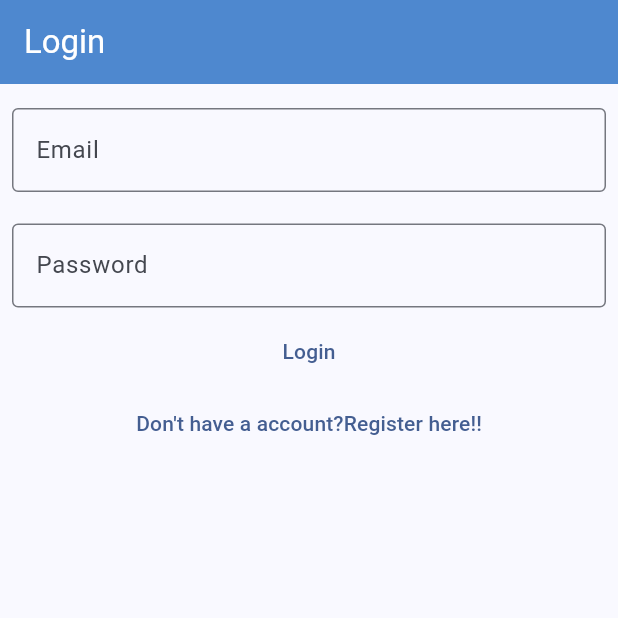
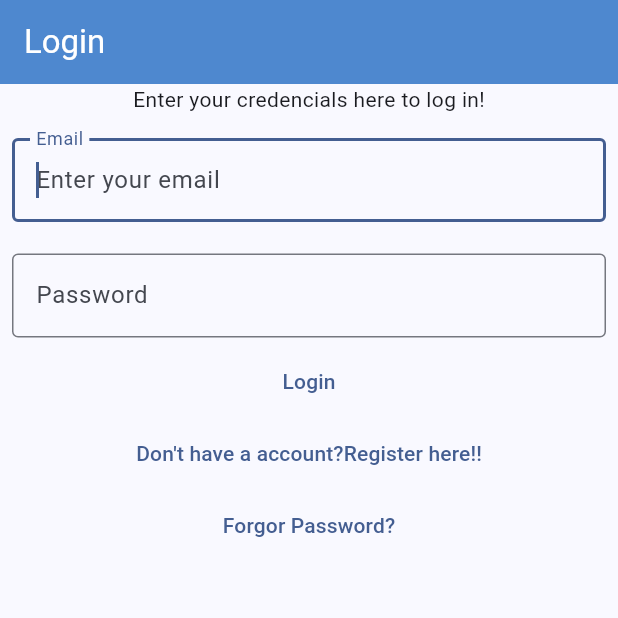
Before and after one commit to Omkar-t06/MyNotes-project, a Flutter app: the screen it shows after launch, on a phone screen of 412 x 824 dp, the top half of it. Run offline on Flutter 3.47's test engine with Material 2 defaults, Android fonts, the phone set to English and light mode, and no system bars; our stand-ins replace bloc, cloud_firestore, equatable, firebase_auth, firebase_core, flutter_bloc and 1 more; accounts and stored records are empty.

Commit message:
Refactoring and adding forgot password

```diff
--- a/lib/main.dart
+++ b/lib/main.dart
@@ -6,6 +6,7 @@ import 'package:mynotes/service/auth/bloc/auth_bloc.dart';
 import 'package:mynotes/service/auth/bloc/auth_event.dart';
 import 'package:mynotes/service/auth/bloc/auth_state.dart';
 import 'package:mynotes/service/auth/firebase_auth_provider.dart';
+import 'package:mynotes/views/forgot_password_view.dart';
 import 'package:mynotes/views/login_view.dart';
 import 'package:mynotes/views/notes/create_update_notes_view.dart';
 import 'package:mynotes/views/notes/notes_view.dart';
@@ -62,6 +63,8 @@ class HomePage extends StatelessWidget {
           return const VerifyEmailView();
         } else if (state is AuthStateLoggedOut) {
           return const LoginView();
+        } else if (state is AuthStateForgotPassword) {
+          return const ForgotPasswordView();
         } else if (state is AuthStateRegistering) {
           return const RegisterView();
         } else {
--- a/lib/service/auth/auth_provider.dart
+++ b/lib/service/auth/auth_provider.dart
@@ -13,4 +13,5 @@ abstract class AuthProvider {
   });
   Future<void> logout();
   Future<void> sendVerificationEmail();
+  Future<void> sendPasswordReset({required String toEmail});
 }
--- a/lib/service/auth/auth_service.dart
+++ b/lib/service/auth/auth_service.dart
@@ -38,4 +38,8 @@ class AuthService implements AuthProvider {
 
   @override
   Future<void> initialize() => provider.initialize();
+
+  @override
+  Future<void> sendPasswordReset({required String toEmail}) =>
+      provider.sendPasswordReset(toEmail: toEmail);
 }
--- a/lib/service/auth/bloc/auth_event.dart
+++ b/lib/service/auth/bloc/auth_event.dart
@@ -31,6 +31,12 @@ class AuthEventShouldRegister extends AuthEvent {
   const AuthEventShouldRegister();
 }
 
+class AuthEventForgotPassword extends AuthEvent {
+  final String? email;
+
+  const AuthEventForgotPassword({this.email});
+}
+
 class AuthEventLogOut extends AuthEvent {
   const AuthEventLogOut();
 }
--- a/lib/service/auth/bloc/auth_state.dart
+++ b/lib/service/auth/bloc/auth_state.dart
@@ -21,6 +21,17 @@ class AuthStateRegistering extends AuthState {
   final Exception? exception;
   const AuthStateRegistering({required this.exception, required isLoading})
       : super(isLoading: isLoading);
+}
+
+class AuthStateForgotPassword extends AuthState {
+  final Exception? exception;
+  final bool hasSentEmail;
+
+  const AuthStateForgotPassword({
+    required this.exception,
+    required this.hasSentEmail,
+    required bool isLoading,
+  }) : super(isLoading: isLoading);
 }
 
 class AuthStateLoggedIn extends AuthState {
--- /dev/null
+++ b/lib/utilities/dialog/password_reset_email_sent_dialog.dart
@@ -0,0 +1,14 @@
+import 'package:flutter/material.dart';
+import 'package:mynotes/utilities/dialog/generic_dialog.dart';
+
+Future<void> showPasswordResetSentDialog(BuildContext context) {
+  return showGerenicDialog<void>(
+    context: context,
+    title: 'Password Reset',
+    content:
+        'We have sent you a password reset link.Please check your email for more information.',
+    optionBuilder: () => {
+      'Ok': null,
+    },
+  );
+}
--- a/lib/views/login_view.dart
+++ b/lib/views/login_view.dart
@@ -41,7 +41,7 @@ class _LoginViewState extends State<LoginView> {
           if (state.exception is UserNotFoundAuthException) {
             await showErrorDialog(
               context,
-              'User Not Found',
+              'Cannot find User with entered credentials!',
             );
           } else if (state.exception is WrongPasswordAuthException) {
             await showErrorDialog(
@@ -65,13 +65,14 @@ class _LoginViewState extends State<LoginView> {
           backgroundColor: const Color.fromARGB(255, 78, 136, 207),
         ),
         body: Column(
-          crossAxisAlignment: CrossAxisAlignment.start,
           children: [
+            const Text('Enter your credencials here to log in!'),
             Padding(
               padding: const EdgeInsets.symmetric(horizontal: 8, vertical: 16),
               child: TextField(
                 controller: _email,
                 keyboardType: TextInputType.emailAddress,
+                autofocus: true,
                 decoration: const InputDecoration(
                   border: OutlineInputBorder(),
                   labelText: 'Email',
@@ -93,8 +94,7 @@ class _LoginViewState extends State<LoginView> {
                 ),
               ),
             ),
-            Center(
-              child: TextButton(
+            TextButton(
                 onPressed: () async {
                   final email = _email.text;
                   final password = _password.text;
@@ -106,16 +106,18 @@ class _LoginViewState extends State<LoginView> {
                       );
                 },
                 child: const Text("Login")),
+            TextButton(
+              onPressed: () {
+                context.read<AuthBloc>().add(const AuthEventShouldRegister());
+              },
+              child: const Text("Don't have a account?Register here!!"),
             ),
-            Center(
-              child: TextButton(
+            TextButton(
               onPressed: () {
-                    context
-                        .read<AuthBloc>()
-                        .add(const AuthEventShouldRegister());
+                context.read<AuthBloc>().add(const AuthEventForgotPassword());
               },
-                  child: const Text("Don't have a account?Register here!!")),
-            )
+              child: const Text("Forgor Password?"),
+            ),
           ],
         ),
       ),
```
Also changed, not shown: lib/service/auth/bloc/auth_bloc.dart (+45 -0 lines), lib/service/auth/firebase_auth_provider.dart (+18 -0 lines), lib/views/forgot_password_view.dart (added, +94 -0 lines), lib/views/register_view.dart (+3 -7 lines), 1 other file. Lines whose indentation alone changed are shown as unchanged.
